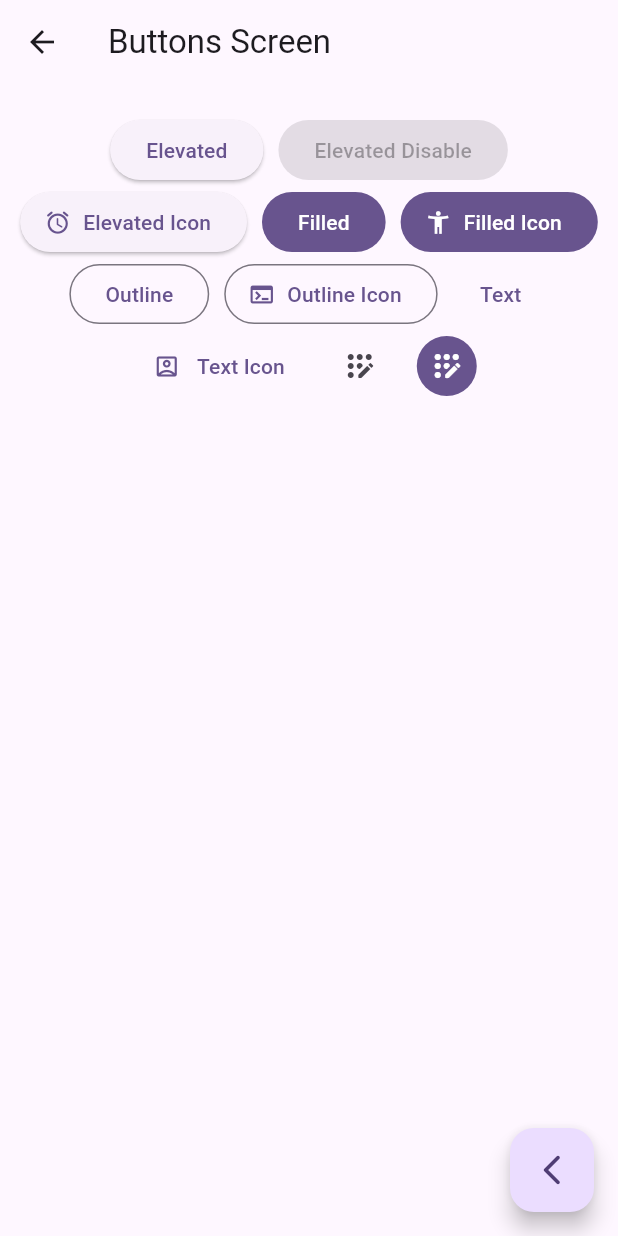
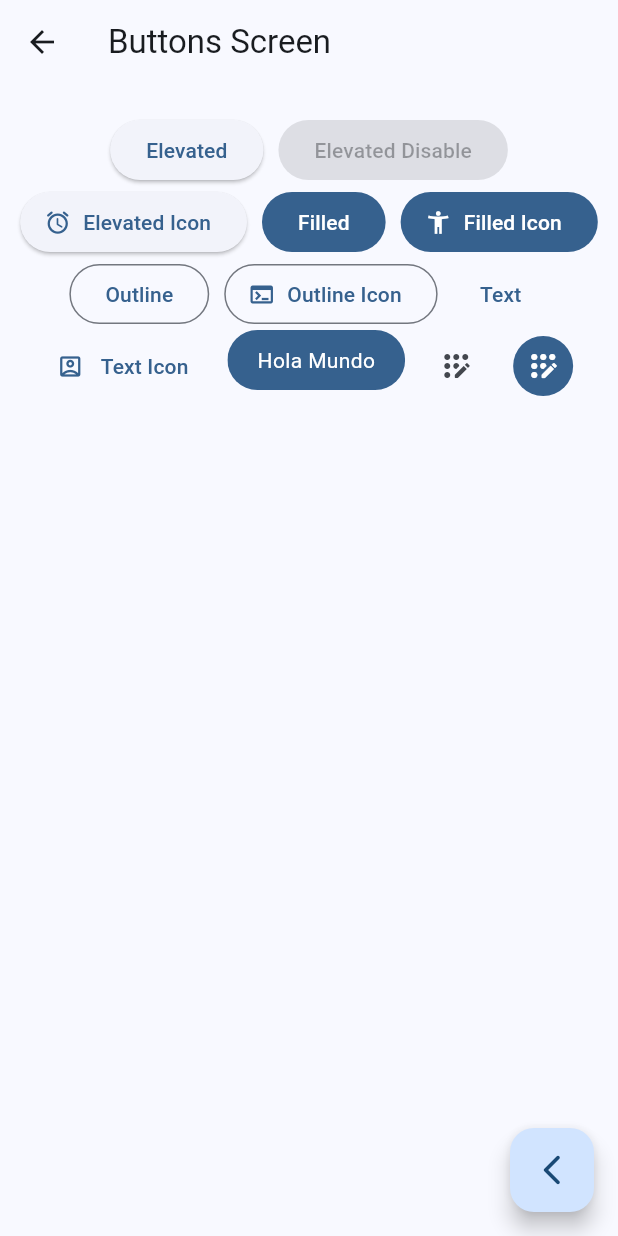
Before and after one commit to davidjst07/widgets_app, a Flutter app: the screen it shows after launch, after a tap on "Botones", on a phone screen of 412 x 824 dp. Run offline on Flutter 3.47's test engine with Material 3 defaults, Android fonts, the phone set to English and light mode, and no system bars; our stand-ins replace go_router.

Commit message:
button screen finish

```diff
--- a/lib/main.dart
+++ b/lib/main.dart
@@ -14,7 +14,7 @@ class MainApp extends StatelessWidget {
     return MaterialApp.router(
       routerConfig: appRouter,
       debugShowCheckedModeBanner: false,
-      theme: AppTheme(selectedColor: 5).getTheme(),
+      theme: AppTheme(selectedColor: 0).getTheme(),
 
 
     );
--- a/lib/presentation/screens/buttons/buttons_screen.dart
+++ b/lib/presentation/screens/buttons/buttons_screen.dart
@@ -70,7 +70,7 @@ class _ButtonsView extends StatelessWidget {
               label: const Text(' Text Icon'),
             ),
 
-            //TODO: custom button
+            const CustomButton(),
 
 
             IconButton(onPressed: () {}, icon: const Icon( Icons.app_registration_rounded)),
@@ -90,3 +90,27 @@ class _ButtonsView extends StatelessWidget {
     );
   }
 }
+
+
+class CustomButton extends StatelessWidget {
+  const CustomButton({super.key});
+
+  @override
+  Widget build(BuildContext context) {
+
+   final colors = Theme.of(context).colorScheme;
+
+    return ClipRRect(
+      borderRadius: BorderRadius.circular(20),
+      child: Material(
+        color: colors.primary,
+        child: InkWell(
+          onTap: () {},
+          child: const Padding(
+            padding: EdgeInsets.symmetric( horizontal: 20, vertical: 10),
+            child: Text('Hola Mundo', style: TextStyle(color: Colors.white),)),
+        ),
+      ),
+    );
+  }
+}
```
